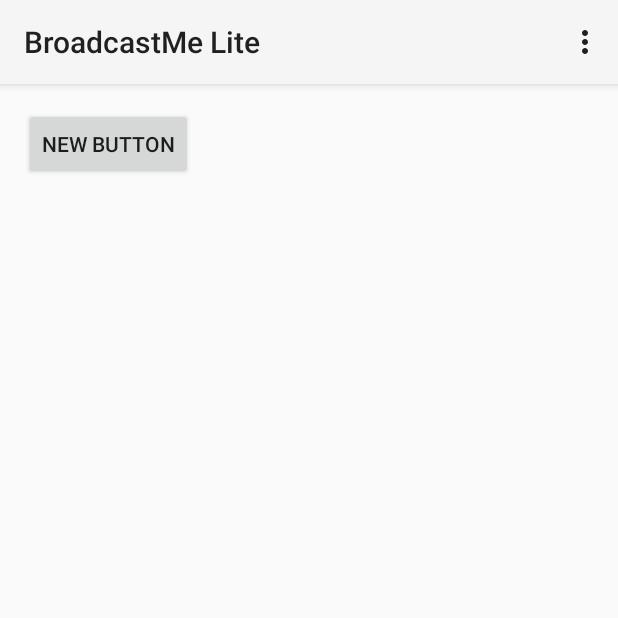
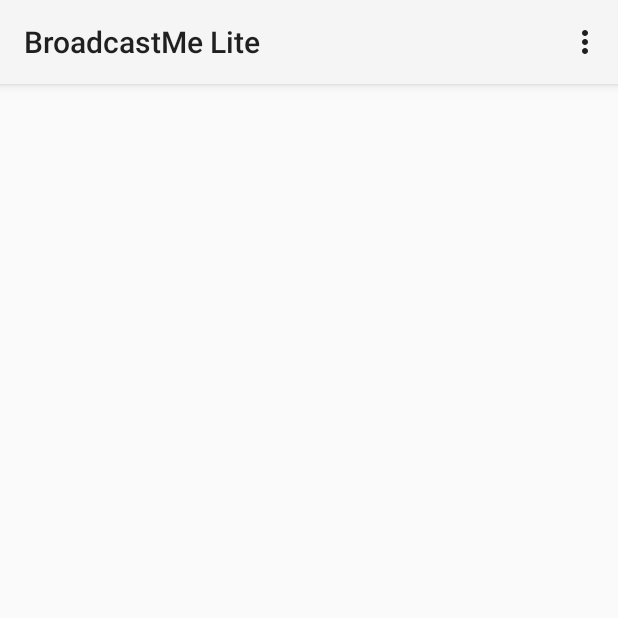
Before and after one commit to Stewin/BroadcastMe_Lite, an Android app: the screen it shows after launch (MainActivity), on a phone screen of 412 x 824 dp, the top half of it. Run offline under Robolectric (Android 15) with nearby library versions, the phone set to English and light mode, and no system bars.

Commit message:
added support library in gradle

```diff
--- a/app/build.gradle
+++ b/app/build.gradle
@@ -21,4 +21,5 @@ android {
 
 dependencies {
     compile fileTree(include: ['*.jar'], dir: 'libs')
+    compile "com.android.support:support-v4:22.1.1"
 }
--- a/app/src/main/res/layout/activity_main.xml
+++ b/app/src/main/res/layout/activity_main.xml
@@ -5,11 +5,5 @@
     android:paddingTop="@dimen/activity_vertical_margin"
     android:paddingBottom="@dimen/activity_vertical_margin" tools:context=".MainActivity">
 
-    <Button
-        android:layout_width="wrap_content"
-        android:layout_height="wrap_content"
-        android:text="New Button"
-        android:id="@+id/button"
-        android:layout_alignParentTop="true"
-        android:layout_alignParentStart="true" />
+
 </RelativeLayout>
```
Also changed, not shown: 1 other file.
